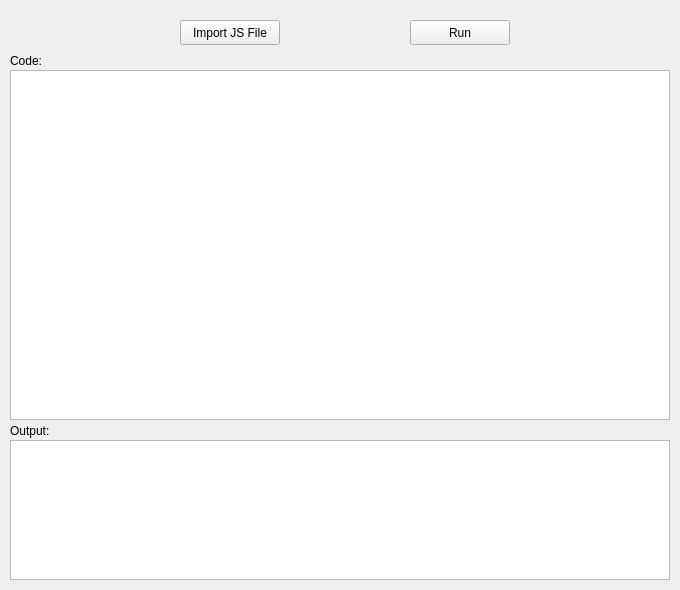
The window that task_five/mainwindow.ui (emcvhkr/train_task) describes before a commit, drawn with Qt 5.
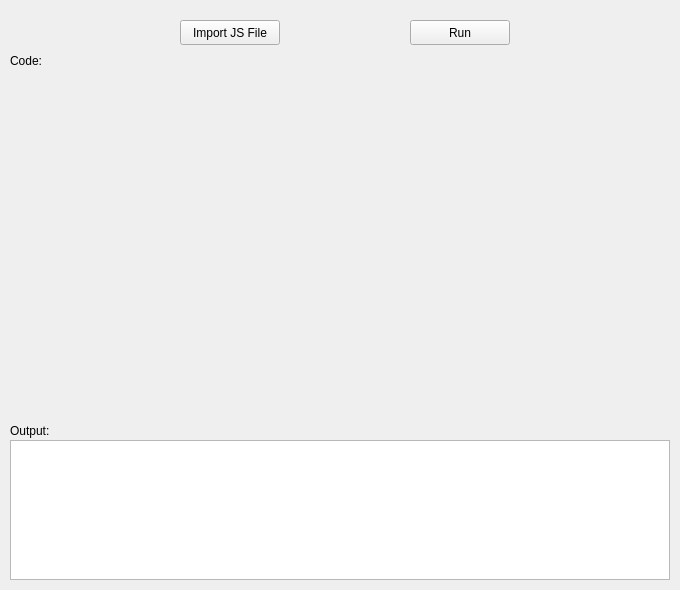
The same window after the commit.

The edit to the form file:
```diff
--- a/task_five/mainwindow.ui
+++ b/task_five/mainwindow.ui
@@ -37,16 +37,6 @@
      <string>Output:</string>
     </property>
    </widget>
-   <widget class="QTextEdit" name="textEdit_code">
-    <property name="geometry">
-     <rect>
-      <x>10</x>
-      <y>70</y>
-      <width>660</width>
-      <height>350</height>
-     </rect>
-    </property>
-   </widget>
    <widget class="QLabel" name="label">
     <property name="geometry">
      <rect>
@@ -86,6 +76,16 @@
      <string>Run</string>
     </property>
    </widget>
+   <widget class="QWidget" name="widget_code" native="true">
+    <property name="geometry">
+     <rect>
+      <x>10</x>
+      <y>70</y>
+      <width>660</width>
+      <height>350</height>
+     </rect>
+    </property>
+   </widget>
   </widget>
  </widget>
  <layoutdefault spacing="6" margin="11"/>
```
